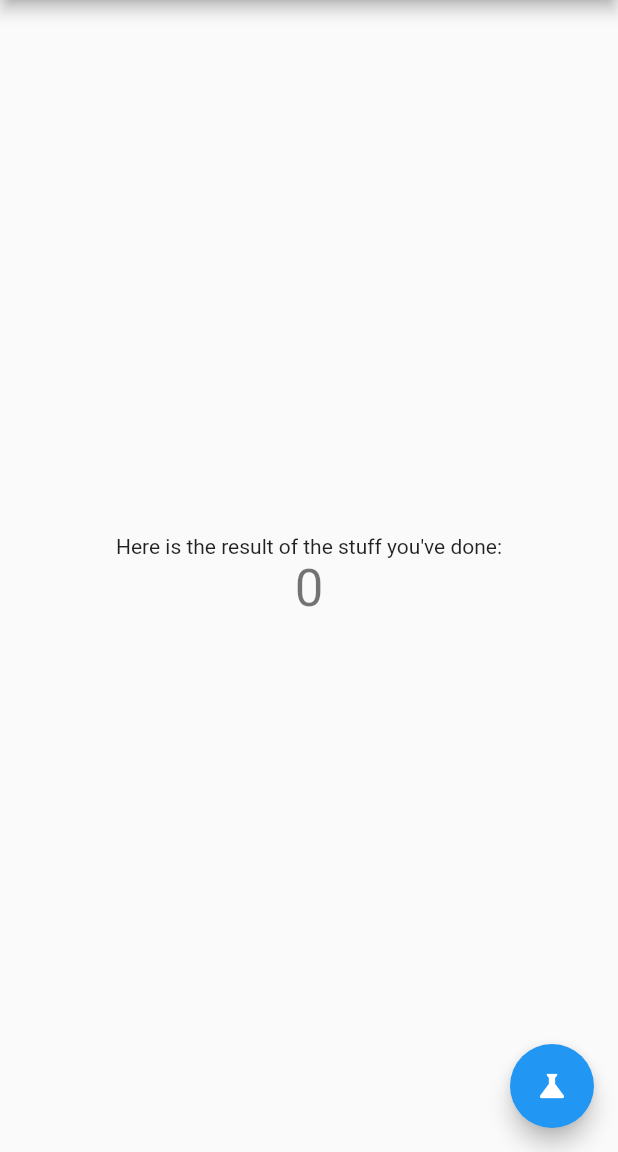
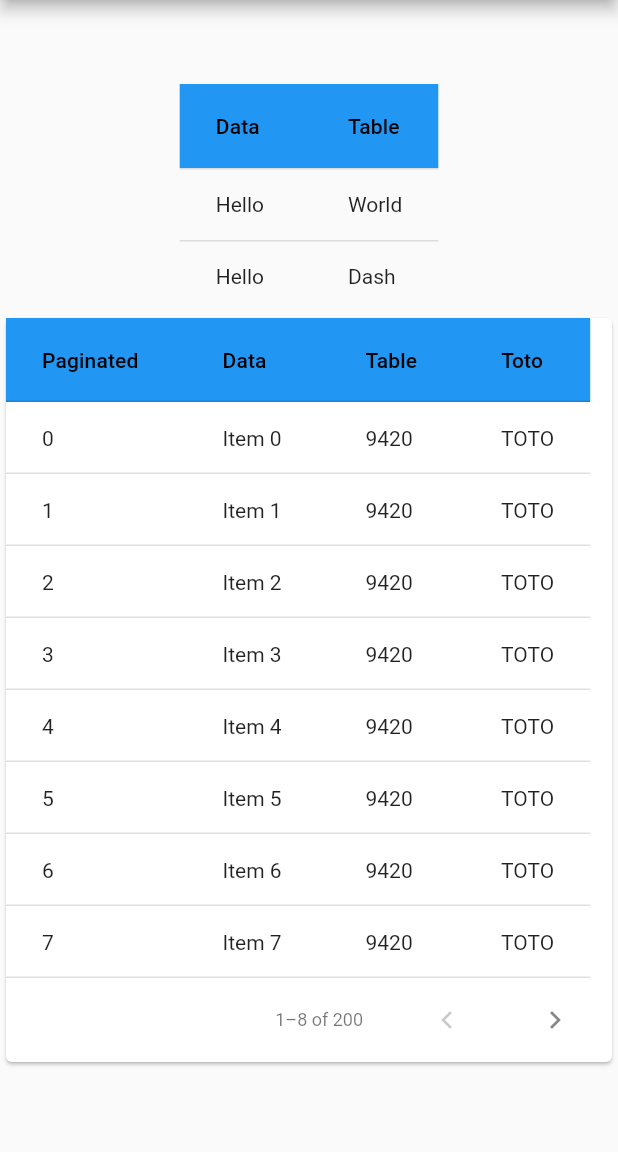
Before and after one commit to guitoof/flutter_sandbox, a Flutter app: the screen it shows after launch, on a phone screen of 412 x 824 dp, the part 84-1236 px from its top. Run offline on Flutter 3.47's test engine with Material 2 defaults, Android fonts, the phone set to English and light mode, and no system bars.

Commit message:
:construction: (main) Display DataTable & PaginatedDataTable on home

```diff
--- a/lib/main.dart
+++ b/lib/main.dart
@@ -1,7 +1,38 @@
+import 'dart:math';
+
 import 'package:flutter/material.dart';
 
 void main() {
   runApp(MyApp());
+}
+
+// The "soruce" of the table
+class MyData extends DataTableSource {
+  // Generate some made-up data
+  final List<Map<String, dynamic>> _data = List.generate(
+      200,
+      (index) => {
+            "id": index,
+            "title": "Item $index",
+            "price": Random().nextInt(10000),
+            "toto": 'TOTO',
+          });
+
+  @override
+  bool get isRowCountApproximate => false;
+  @override
+  int get rowCount => _data.length;
+  @override
+  int get selectedRowCount => 0;
+  @override
+  DataRow getRow(int index) {
+    return DataRow(cells: [
+      DataCell(Text(_data[index]['id'].toString())),
+      DataCell(Text(_data[index]["title"])),
+      DataCell(Text(_data[index]["price"].toString())),
+      DataCell(Text(_data[index]["toto"])),
+    ]);
+  }
 }
 
 class MyApp extends StatefulWidget {
@@ -12,14 +43,6 @@ class MyApp extends StatefulWidget {
 }
 
 class _MyAppState extends State<MyApp> {
-  int _counter = 0;
-
-  void _doStuff() {
-    setState(() {
-      _counter++;
-    });
-  }
-
   @override
   Widget build(BuildContext context) {
     return MaterialApp(
@@ -29,21 +52,50 @@ class _MyAppState extends State<MyApp> {
           title: Text(widget.title),
         ),
         body: Center(
-          child: Column(
-            mainAxisAlignment: MainAxisAlignment.center,
-            children: <Widget>[
-              Text("Here is the result of the stuff you've done:"),
-              Text(
-                '$_counter',
-                style: Theme.of(context).textTheme.headline4,
-              ),
-            ],
+          child: SingleChildScrollView(
+            child: Column(
+              children: [
+                DataTable(
+                  headingRowColor: MaterialStateProperty.resolveWith((states) {
+                    if (states.contains(MaterialState.selected)) {
+                      return Colors.red;
+                    }
+                    return Colors.blue;
+                  }),
+                  columns: [
+                    DataColumn(label: Text('Data')),
+                    DataColumn(label: Text('Table')),
+                  ],
+                  rows: [
+                    DataRow(cells: [
+                      DataCell(Text('Hello')),
+                      DataCell(Text('World')),
+                    ]),
+                    DataRow(cells: [
+                      DataCell(Text('Hello')),
+                      DataCell(Text('Dash')),
+                    ]),
+                  ],
+                ),
+                PaginatedDataTable(
+                  headingRowColor: MaterialStateProperty.resolveWith((states) {
+                    if (states.contains(MaterialState.selected)) {
+                      return Colors.red;
+                    }
+                    return Colors.blue;
+                  }),
+                  rowsPerPage: 8,
+                  columns: [
+                    DataColumn(label: Text('Paginated')),
+                    DataColumn(label: Text('Data')),
+                    DataColumn(label: Text('Table')),
+                    DataColumn(label: Text('Toto')),
+                  ],
+                  source: MyData(),
+                ),
+              ],
+            ),
           ),
-        ),
-        floatingActionButton: FloatingActionButton(
-          onPressed: _doStuff,
-          tooltip: 'Do stuff...',
-          child: Icon(Icons.science),
         ),
       ),
     );
```
